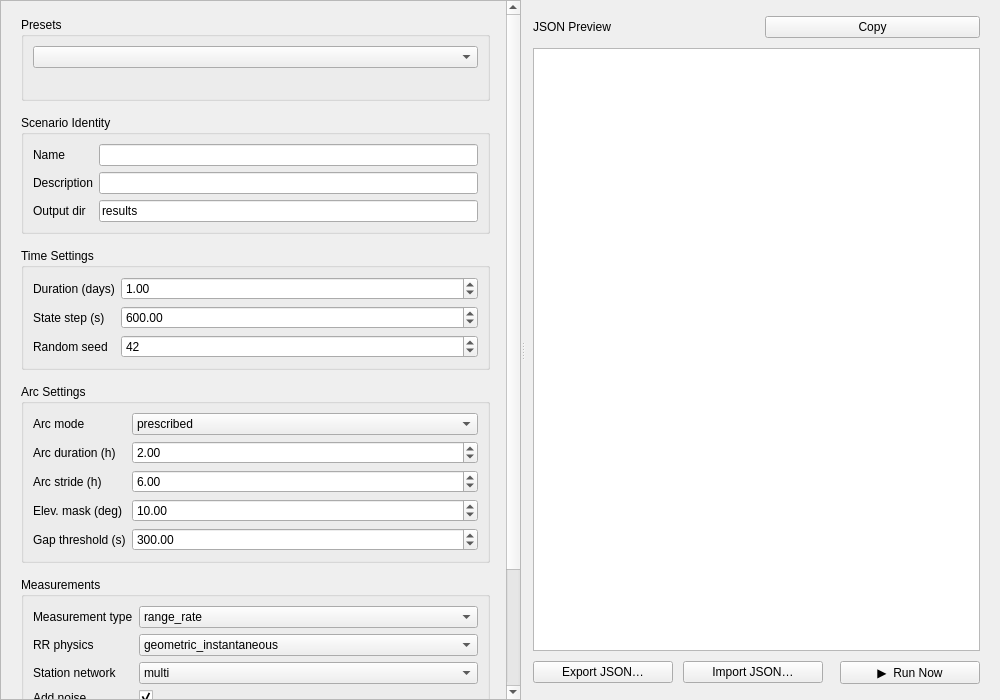
Old version of the form desktop_app/ui/pages/scenario_builder_page.ui in the repository halici21/lunar-orbit-determination.
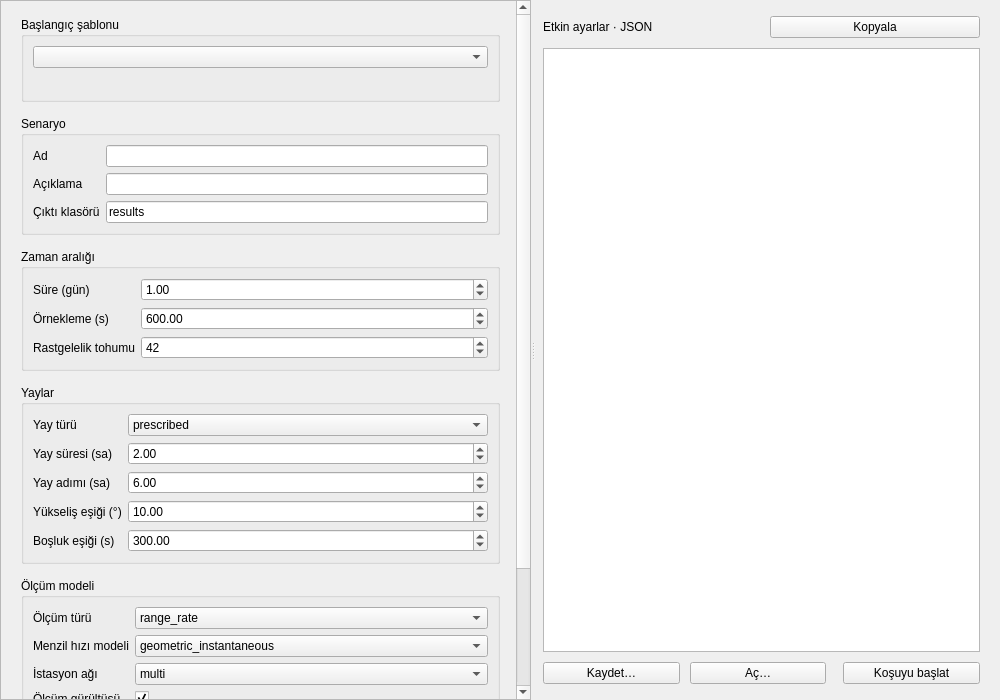
New version of the form.

Commit message: desktop: reduce the workspace to six task pages

Patch:
```diff
--- a/desktop_app/ui/pages/scenario_builder_page.ui
+++ b/desktop_app/ui/pages/scenario_builder_page.ui
@@ -27,7 +27,7 @@
         <property name="bottomMargin"><number>16</number></property>
         <item>
          <widget class="QGroupBox" name="presetsGroup">
-          <property name="title"><string>Presets</string></property>
+          <property name="title"><string>Başlangıç şablonu</string></property>
           <layout class="QVBoxLayout" name="presetsLayout">
            <property name="spacing"><number>8</number></property>
            <item>
@@ -39,43 +39,42 @@
             <widget class="QLabel" name="presetDescLabel">
              <property name="text"><string></string></property>
              <property name="wordWrap"><bool>true</bool></property>
-             <property name="styleSheet"><string>QLabel { color: #8090aa; font-size: 11px; }</string></property>
-            </widget>
+                         </widget>
            </item>
           </layout>
          </widget>
         </item>
         <item>
          <widget class="QGroupBox" name="identityGroup">
-          <property name="title"><string>Scenario Identity</string></property>
+          <property name="title"><string>Senaryo</string></property>
           <layout class="QFormLayout" name="identityFormLayout">
-           <item row="0" column="0"><widget class="QLabel" name="nameLabel"><property name="text"><string>Name</string></property></widget></item>
-           <item row="0" column="1"><widget class="QLineEdit" name="nameEdit"><property name="toolTip"><string>Short identifier used in output file names</string></property></widget></item>
-           <item row="1" column="0"><widget class="QLabel" name="descLabel"><property name="text"><string>Description</string></property></widget></item>
+           <item row="0" column="0"><widget class="QLabel" name="nameLabel"><property name="text"><string>Ad</string></property></widget></item>
+           <item row="0" column="1"><widget class="QLineEdit" name="nameEdit"><property name="toolTip"><string>Çıktı dosya adlarında kullanılan kısa ad (harf, rakam, _ . -)</string></property></widget></item>
+           <item row="1" column="0"><widget class="QLabel" name="descLabel"><property name="text"><string>Açıklama</string></property></widget></item>
            <item row="1" column="1"><widget class="QLineEdit" name="descEdit"></widget></item>
-           <item row="2" column="0"><widget class="QLabel" name="outputDirLabel"><property name="text"><string>Output dir</string></property></widget></item>
+           <item row="2" column="0"><widget class="QLabel" name="outputDirLabel"><property name="text"><string>Çıktı klasörü</string></property></widget></item>
            <item row="2" column="1"><widget class="QLineEdit" name="outputDirEdit"><property name="text"><string>results</string></property></widget></item>
           </layout>
          </widget>
         </item>
         <item>
          <widget class="QGroupBox" name="timeGroup">
-          <property name="title"><string>Time Settings</string></property>
+          <property name="title"><string>Zaman aralığı</string></property>
           <layout class="QFormLayout" name="timeFormLayout">
-           <item row="0" column="0"><widget class="QLabel" name="durationLabel"><property name="text"><string>Duration (days)</string></property></widget></item>
-           <item row="0" column="1"><widget class="QDoubleSpinBox" name="durationSpin"><property name="minimum"><double>0.1</double></property><property name="maximum"><double>365.0</double></property><property name="singleStep"><double>0.5</double></property><property name="value"><double>1.0</double></property><property name="toolTip"><string>Simulation duration in days</string></property></widget></item>
-           <item row="1" column="0"><widget class="QLabel" name="stepLabel"><property name="text"><string>State step (s)</string></property></widget></item>
-           <item row="1" column="1"><widget class="QDoubleSpinBox" name="stepSpin"><property name="minimum"><double>10.0</double></property><property name="maximum"><double>3600.0</double></property><property name="singleStep"><double>60.0</double></property><property name="value"><double>600.0</double></property><property name="toolTip"><string>RK propagation step size in seconds</string></property></widget></item>
-           <item row="2" column="0"><widget class="QLabel" name="seedLabel"><property name="text"><string>Random seed</string></property></widget></item>
-           <item row="2" column="1"><widget class="QDoubleSpinBox" name="seedSpin"><property name="decimals"><number>0</number></property><property name="minimum"><double>0</double></property><property name="maximum"><double>4294967295</double></property><property name="value"><double>42</double></property><property name="toolTip"><string>Noise/perturbation random seed (uint32)</string></property></widget></item>
+           <item row="0" column="0"><widget class="QLabel" name="durationLabel"><property name="text"><string>Süre (gün)</string></property></widget></item>
+           <item row="0" column="1"><widget class="QDoubleSpinBox" name="durationSpin"><property name="minimum"><double>0.1</double></property><property name="maximum"><double>365.0</double></property><property name="singleStep"><double>0.5</double></property><property name="value"><double>1.0</double></property><property name="toolTip"><string>Benzetim süresi, gün</string></property></widget></item>
+           <item row="1" column="0"><widget class="QLabel" name="stepLabel"><property name="text"><string>Örnekleme (s)</string></property></widget></item>
+           <item row="1" column="1"><widget class="QDoubleSpinBox" name="stepSpin"><property name="minimum"><double>10.0</double></property><property name="maximum"><double>3600.0</double></property><property name="singleStep"><double>60.0</double></property><property name="value"><double>600.0</double></property><property name="toolTip"><string>Kaydedilen durum örnekleri arasındaki süre, saniye</string></property></widget></item>
+           <item row="2" column="0"><widget class="QLabel" name="seedLabel"><property name="text"><string>Rastgelelik tohumu</string></property></widget></item>
+           <item row="2" column="1"><widget class="QDoubleSpinBox" name="seedSpin"><property name="decimals"><number>0</number></property><property name="minimum"><double>0</double></property><property name="maximum"><double>4294967295</double></property><property name="value"><double>42</double></property><property name="toolTip"><string>Gürültü ve başlangıç sapması için tohum (0 … 2³²−1)</string></property></widget></item>
           </layout>
          </widget>
         </item>
         <item>
          <widget class="QGroupBox" name="arcGroup">
-          <property name="title"><string>Arc Settings</string></property>
+          <property name="title"><string>Yaylar</string></property>
           <layout class="QFormLayout" name="arcFormLayout">
-           <item row="0" column="0"><widget class="QLabel" name="arcModeLabel"><property name="text"><string>Arc mode</string></property></widget></item>
+           <item row="0" column="0"><widget class="QLabel" name="arcModeLabel"><property name="text"><string>Yay türü</string></property></widget></item>
            <item row="0" column="1">
             <widget class="QComboBox" name="arcModeCombo">
              <item><property name="text"><string>prescribed</string></property></item>
@@ -83,22 +82,22 @@
              <property name="toolTip"><string>prescribed: fixed-duration arcs. visibility: arcs from SPICE visibility</string></property>
             </widget>
            </item>
-           <item row="1" column="0"><widget class="QLabel" name="arcDurLabel"><property name="text"><string>Arc duration (h)</string></property></widget></item>
-           <item row="1" column="1"><widget class="QDoubleSpinBox" name="arcDurSpin"><property name="minimum"><double>0.5</double></property><property name="maximum"><double>48.0</double></property><property name="singleStep"><double>0.5</double></property><property name="value"><double>2.0</double></property><property name="toolTip"><string>Length of each prescribed arc in hours</string></property></widget></item>
-           <item row="2" column="0"><widget class="QLabel" name="arcStrideLabel"><property name="text"><string>Arc stride (h)</string></property></widget></item>
-           <item row="2" column="1"><widget class="QDoubleSpinBox" name="arcStrideSpin"><property name="minimum"><double>0.5</double></property><property name="maximum"><double>48.0</double></property><property name="singleStep"><double>0.5</double></property><property name="value"><double>6.0</double></property><property name="toolTip"><string>Time between arc start epochs</string></property></widget></item>
-           <item row="3" column="0"><widget class="QLabel" name="elevMaskLabel"><property name="text"><string>Elev. mask (deg)</string></property></widget></item>
-           <item row="3" column="1"><widget class="QDoubleSpinBox" name="elevMaskSpin"><property name="minimum"><double>0.0</double></property><property name="maximum"><double>45.0</double></property><property name="singleStep"><double>1.0</double></property><property name="value"><double>10.0</double></property><property name="toolTip"><string>Minimum elevation angle for visibility mask (degrees)</string></property></widget></item>
-           <item row="4" column="0"><widget class="QLabel" name="gapThreshLabel"><property name="text"><string>Gap threshold (s)</string></property></widget></item>
-           <item row="4" column="1"><widget class="QDoubleSpinBox" name="gapThreshSpin"><property name="minimum"><double>0.0</double></property><property name="maximum"><double>3600.0</double></property><property name="singleStep"><double>30.0</double></property><property name="value"><double>300.0</double></property><property name="toolTip"><string>Maximum gap to stitch into one arc (seconds)</string></property></widget></item>
+           <item row="1" column="0"><widget class="QLabel" name="arcDurLabel"><property name="text"><string>Yay süresi (sa)</string></property></widget></item>
+           <item row="1" column="1"><widget class="QDoubleSpinBox" name="arcDurSpin"><property name="minimum"><double>0.5</double></property><property name="maximum"><double>48.0</double></property><property name="singleStep"><double>0.5</double></property><property name="value"><double>2.0</double></property><property name="toolTip"><string>Her sabit yayın uzunluğu, saat</string></property></widget></item>
+           <item row="2" column="0"><widget class="QLabel" name="arcStrideLabel"><property name="text"><string>Yay adımı (sa)</string></property></widget></item>
+           <item row="2" column="1"><widget class="QDoubleSpinBox" name="arcStrideSpin"><property name="minimum"><double>0.5</double></property><property name="maximum"><double>48.0</double></property><property name="singleStep"><double>0.5</double></property><property name="value"><double>6.0</double></property><property name="toolTip"><string>Ardışık yay başlangıçları arasındaki süre, saat</string></property></widget></item>
+           <item row="3" column="0"><widget class="QLabel" name="elevMaskLabel"><property name="text"><string>Yükseliş eşiği (°)</string></property></widget></item>
+           <item row="3" column="1"><widget class="QDoubleSpinBox" name="elevMaskSpin"><property name="minimum"><double>0.0</double></property><property name="maximum"><double>45.0</double></property><property name="singleStep"><double>1.0</double></property><property name="value"><double>10.0</double></property><property name="toolTip"><string>Ölçüm için gereken en düşük istasyon yükselişi, derece</string></property></widget></item>
+           <item row="4" column="0"><widget class="QLabel" name="gapThreshLabel"><property name="text"><string>Boşluk eşiği (s)</string></property></widget></item>
+           <item row="4" column="1"><widget class="QDoubleSpinBox" name="gapThreshSpin"><property name="minimum"><double>0.0</double></property><property name="maximum"><double>3600.0</double></property><property name="singleStep"><double>30.0</double></property><property name="value"><double>300.0</double></property><property name="toolTip"><string>Tek yayda birleştirilecek en uzun görünürlük boşluğu, saniye</string></property></widget></item>
           </layout>
          </widget>
         </item>
         <item>
          <widget class="QGroupBox" name="measGroup">
-          <property name="title"><string>Measurements</string></property>
+          <property name="title"><string>Ölçüm modeli</string></property>
           <layout class="QFormLayout" name="measFormLayout">
-           <item row="0" column="0"><widget class="QLabel" name="measTypeLabel"><property name="text"><string>Measurement type</string></property></widget></item>
+           <item row="0" column="0"><widget class="QLabel" name="measTypeLabel"><property name="text"><string>Ölçüm türü</string></property></widget></item>
            <item row="0" column="1">
             <widget class="QComboBox" name="measTypeCombo">
              <item><property name="text"><string>range_rate</string></property></item>
@@ -106,7 +105,7 @@
              <property name="toolTip"><string>position: [range, az, el].  range_rate: adds range-rate channel</string></property>
             </widget>
            </item>
-           <item row="1" column="0"><widget class="QLabel" name="rrPhysicsLabel"><property name="text"><string>RR physics</string></property></widget></item>
+           <item row="1" column="0"><widget class="QLabel" name="rrPhysicsLabel"><property name="text"><string>Menzil hızı modeli</string></property></widget></item>
            <item row="1" column="1">
             <widget class="QComboBox" name="rrPhysicsCombo">
              <item><property name="text"><string>geometric_instantaneous</string></property></item>
@@ -114,7 +113,7 @@
              <property name="toolTip"><string>Two-way Doppler: simplified round-trip light-time Doppler (no media/clock corrections)</string></property>
             </widget>
            </item>
-           <item row="2" column="0"><widget class="QLabel" name="networkLabel"><property name="text"><string>Station network</string></property></widget></item>
+           <item row="2" column="0"><widget class="QLabel" name="networkLabel"><property name="text"><string>İstasyon ağı</string></property></widget></item>
            <item row="2" column="1">
             <widget class="QComboBox" name="networkCombo">
              <item><property name="text"><string>multi</string></property></item>
@@ -123,8 +122,8 @@
              <item><property name="text"><string>itu</string></property></item>
             </widget>
            </item>
-           <item row="3" column="0"><widget class="QLabel" name="noiseLabel"><property name="text"><string>Add noise</string></property></widget></item>
-           <item row="3" column="1"><widget class="QCheckBox" name="noiseCheck"><property name="checked"><bool>true</bool></property><property name="toolTip"><string>Add realistic measurement noise to synthetic observations</string></property></widget></item>
+           <item row="3" column="0"><widget class="QLabel" name="noiseLabel"><property name="text"><string>Ölçüm gürültüsü</string></property></widget></item>
+           <item row="3" column="1"><widget class="QCheckBox" name="noiseCheck"><property name="checked"><bool>true</bool></property><property name="toolTip"><string>Sentetik ölçümlere gerçekçi gürültü ekle</string></property></widget></item>
           </layout>
          </widget>
         </item>
@@ -168,11 +167,11 @@
        <property name="spacing"><number>10</number></property>
        <item>
         <layout class="QHBoxLayout" name="previewHeaderLayout">
-         <item><widget class="QLabel" name="jsonLabel"><property name="text"><string>JSON Preview</string></property></widget></item>
+         <item><widget class="QLabel" name="jsonLabel"><property name="text"><string>Etkin ayarlar · JSON</string></property></widget></item>
          <item><spacer><property name="orientation"><enum>Qt::Horizontal</enum></property></spacer></item>
          <item>
           <widget class="QPushButton" name="copyJsonBtn">
-           <property name="text"><string>Copy</string></property>
+           <property name="text"><string>Kopyala</string></property>
            <property name="objectName"><string>flatButton</string></property>
           </widget>
          </item>
@@ -187,19 +186,19 @@
         <layout class="QHBoxLayout" name="actionButtonsLayout">
          <item>
           <widget class="QPushButton" name="exportJsonBtn">
-           <property name="text"><string>Export JSON…</string></property>
+           <property name="text"><string>Kaydet…</string></property>
            <property name="objectName"><string>primaryButton</string></property>
           </widget>
          </item>
          <item>
           <widget class="QPushButton" name="importJsonBtn">
-           <property name="text"><string>Import JSON…</string></property>
+           <property name="text"><string>Aç…</string></property>
           </widget>
          </item>
          <item><spacer><property name="orientation"><enum>Qt::Horizontal</enum></property></spacer></item>
          <item>
           <widget class="QPushButton" name="runScenarioBtn">
-           <property name="text"><string>&#9654;  Run Now</string></property>
+           <property name="text"><string>Koşuyu başlat</string></property>
            <property name="objectName"><string>successButton</string></property>
            <property name="toolTip"><string>Launch the scenario_config_cli.py with this config</string></property>
           </widget>
```
Left out of the diff: 20 changed lines with no effect on the pictures. The commit also changes 40 other files.
